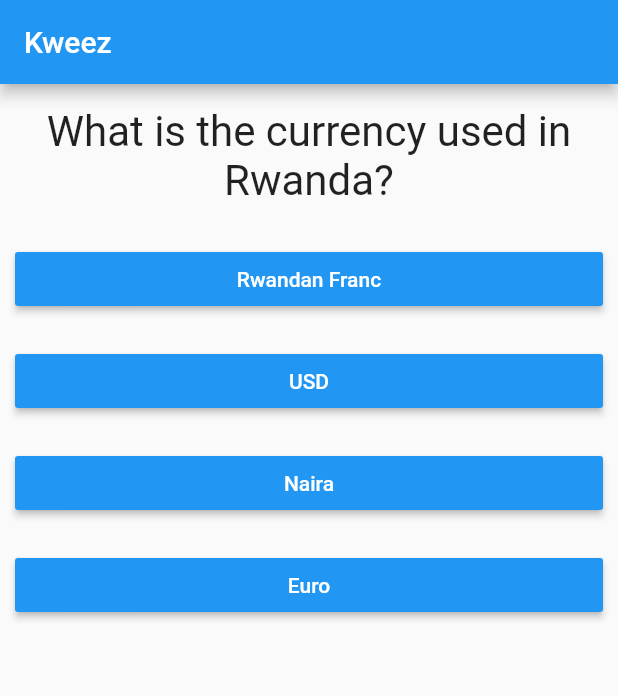
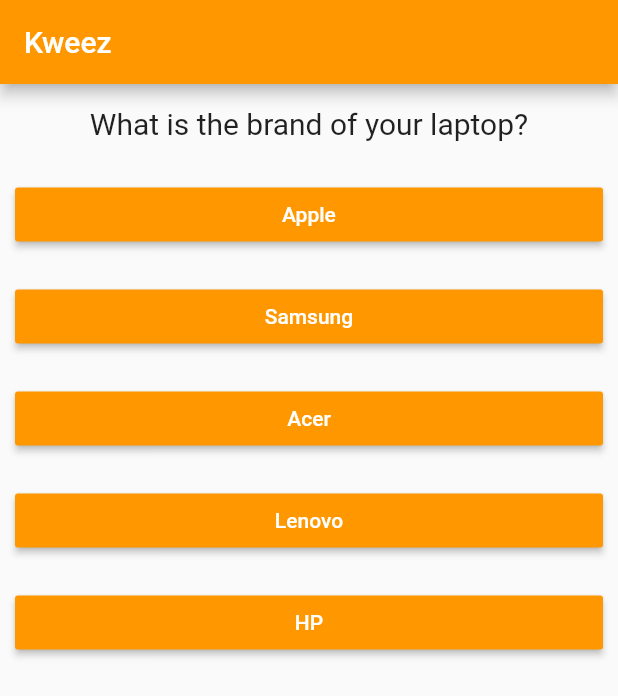
Before and after one commit to callmeBoris/Kweez, a Flutter app: the screen it shows after launch, on a phone screen of 412 x 824 dp. Shown: the top 696 px of the screen. Run offline on Flutter 3.47's test engine with Material 2 defaults, Android fonts, the phone set to English and light mode, and no system bars.

Commit message:
added message at the end and changed colors

```diff
--- a/lib/answer.dart
+++ b/lib/answer.dart
@@ -1,9 +1,10 @@
 import 'package:flutter/material.dart';
 
 class Answer extends StatelessWidget {
+  final Function answerHandler;
   final String answerText;
-  final Function answerQuestion;
-  Answer(this.answerText, this.answerQuestion);
+
+  Answer(this.answerHandler, this.answerText);
 
   @override
   Widget build(BuildContext context) {
@@ -11,10 +12,12 @@ class Answer extends StatelessWidget {
       width: double.infinity,
       margin: EdgeInsets.all(10),
       child: RaisedButton(
-        child: Text(this.answerText),
-        onPressed: this.answerQuestion,
-        color: Colors.blue,
-        textColor: Colors.white,
+        child: Text(
+          this.answerText,
+          style: TextStyle(color: Colors.white),
+        ),
+        onPressed: this.answerHandler,
+        color: Colors.orange,
       ),
     );
   }
--- a/lib/main.dart
+++ b/lib/main.dart
@@ -7,24 +7,22 @@ void main() => runApp(MyApp());
 
 class MyApp extends StatefulWidget {
   @override
-  State<StatefulWidget> createState() {
-    return MyAppState();
-  }
+  _MyAppState createState() => _MyAppState();
 }
 
-class MyAppState extends State {
-  var _questions = [
+class _MyAppState extends State<MyApp> {
+  var _questions = const [
+    {
+      'questionText': 'What is the brand of your laptop?',
+      'answers': ['Apple', 'Samsung', 'Acer', 'Lenovo', 'HP']
+    },
     {
       'questionText': 'What is the currency used in Rwanda?',
-      'answers': ['Rwandan Franc', 'USD', 'Naira', 'Euro'],
-    },
-    {
-      'questionText': 'What is the best Football club in the world?',
-      'answers': ['Paris Saint Germain', 'Real Madrid', 'TP Mazembe'],
+      'answers': ['Rwandan Franc', 'Rupee', 'Cedis', 'USD']
     },
     {
       'questionText': 'Who is the richest man in the world?',
-      'answers': ['Boris Kayi', 'Dangote', 'Jeff Bezos', 'Bill Gate'],
+      'answers': ['Georges Clooney', 'Boris Kayi', 'Jeff Bezos']
     },
   ];
 
@@ -41,15 +39,23 @@ class MyAppState extends State {
       home: Scaffold(
           appBar: AppBar(
             title: Text('Kweez'),
+            backgroundColor: Colors.orange,
           ),
-      body: Column(
+          body: this._questionIndex < this._questions.length
+              ? Column(
                   children: <Widget>[
-          Question(this._questions[this._questionIndex]['questionText']),
-          ...(this._questions[this._questionIndex]['answers'] as List<String>).map((answer) {
-            return Answer(answer, this._answerHandler);
-          }),
+                    Question(
+                        this._questions[this._questionIndex]['questionText']),
+                    ...(this._questions[this._questionIndex]['answers']
+                            as List<String>)
+                        .map((answer) {
+                      return Answer(this._answerHandler, answer);
+                    })
                   ],
-      ),
-    ));
+                )
+              : Center(
+                  child: Text('Awesome', style: TextStyle(fontSize: 20, color: Colors.orange)),
+                )),
+    );
   }
 }
--- a/lib/question.dart
+++ b/lib/question.dart
@@ -11,7 +11,7 @@ class Question extends StatelessWidget {
       margin: EdgeInsets.all(15),
       child: Text(
         this.questionText,
-        style: TextStyle(fontSize: 28),
+        style: TextStyle(fontSize: 20),
         textAlign: TextAlign.center,
       ),
     );
```
Lines whose indentation alone changed are shown as unchanged.
